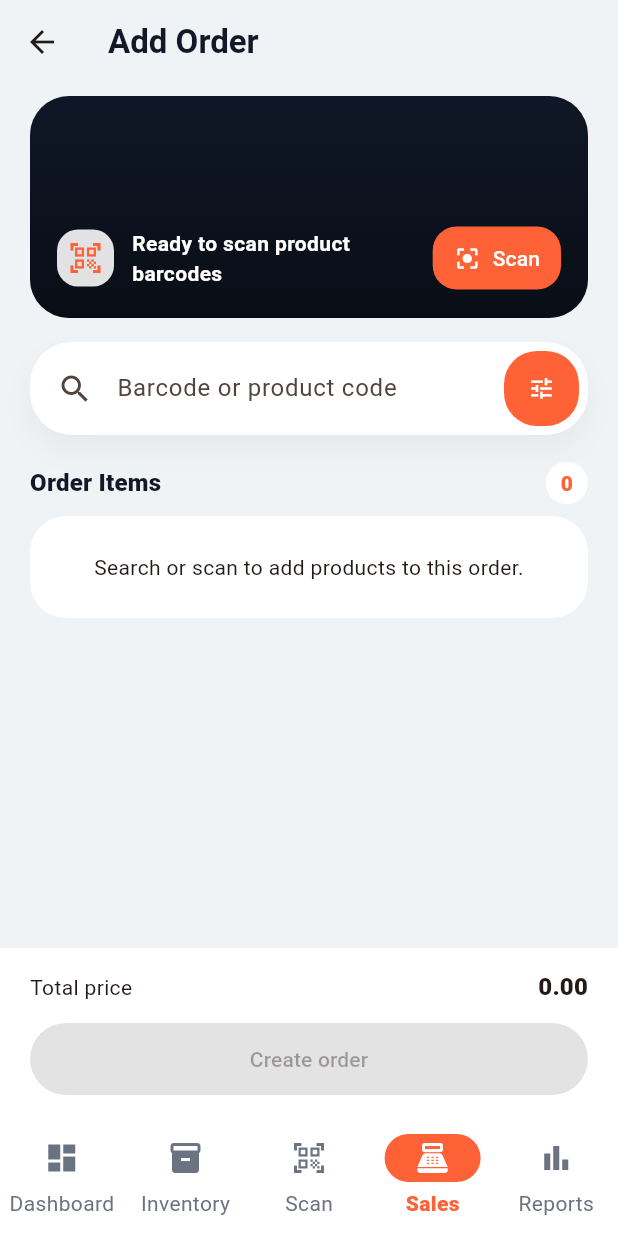
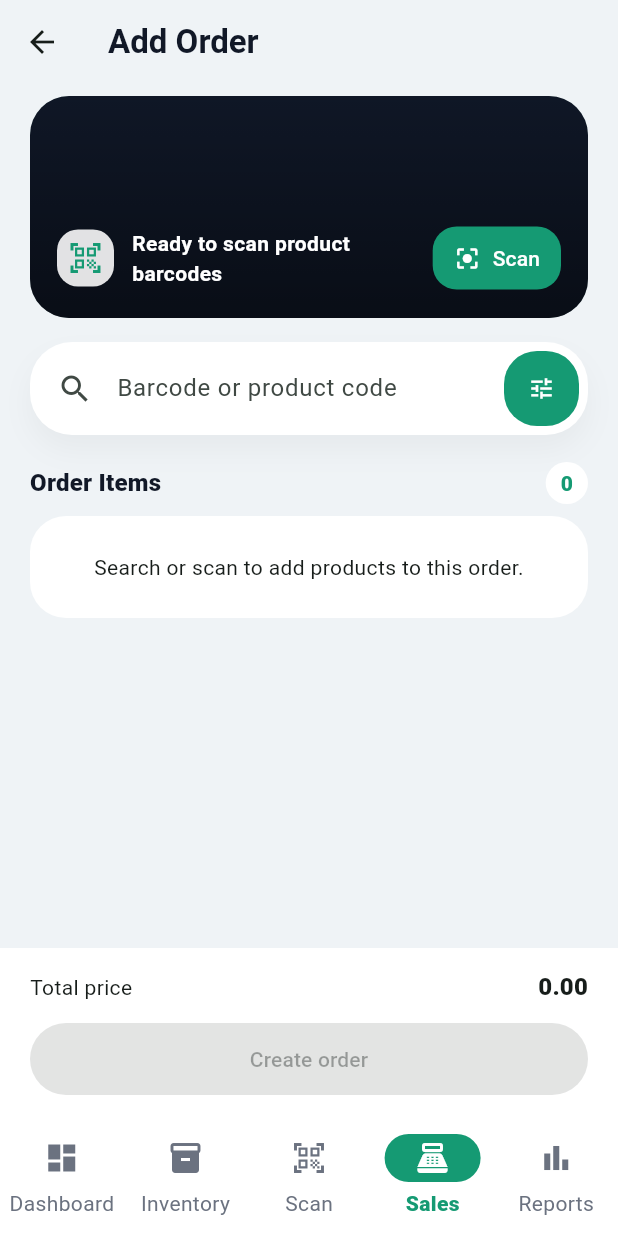
Before and after one commit to fejbron/stockmate, a Flutter app: the screen it shows after launch, item 4 of the bottom bar chosen, after a tap on "Record Sale", on a phone screen of 412 x 824 dp. Run offline on Flutter 3.47's test engine with Material 3 defaults, Android fonts, the phone set to English and light mode, and no system bars; our stand-ins replace barcode_widget, drift, drift_flutter, file_picker, flutter_riverpod, go_router and 2 more; missing offline and left inert: mobile_scanner, sqlite3; accounts and stored records are empty; generated files the repository leaves out were written again; project files that could hold a hidden picture were left out.

Commit message:
Rebrand assets to EziTally and switch accent to brand green
- Rename app icon/logo assets stockmate_* -> ezitally_* (artwork unchanged)
- Point flutter_launcher_icons at ezitally_icon_1024.png
- Update in-app image references (dashboard logo, checkout watermark)
- Replace orange accent (#FF6237) with brand green (#159A73) across the
  theme and checkout, including derived light/disabled tints
- Bump build number to 1.0.0+3 for the next TestFlight build

Co-Authored-By: Claude Opus 4.8 <noreply@anthropic.com>

```diff
--- a/stockmate/flutter_launcher_icons.yaml
+++ b/stockmate/flutter_launcher_icons.yaml
@@ -8,7 +8,7 @@
 # 3. Keep this file as flutter_launcher_icons.yaml and run the command above.
 
 flutter_launcher_icons:
-  image_path: "assets/icon/stockmate_icon_1024.png"
+  image_path: "assets/icon/ezitally_icon_1024.png"
 
   android: false
   ios: true
--- a/stockmate/lib/src/app.dart
+++ b/stockmate/lib/src/app.dart
@@ -16,8 +16,8 @@ class StockmateApp extends StatelessWidget {
   @override
   Widget build(BuildContext context) {
     final colorScheme = ColorScheme.fromSeed(
-      seedColor: const Color(0xFFFF6237),
-      primary: const Color(0xFFFF6237),
+      seedColor: const Color(0xFF159A73),
+      primary: const Color(0xFF159A73),
       secondary: const Color(0xFF16A34A),
       tertiary: const Color(0xFF2563EB),
       surface: const Color(0xFFEFF3F6),
@@ -60,7 +60,7 @@ class StockmateApp extends StatelessWidget {
           ),
           focusedBorder: OutlineInputBorder(
             borderRadius: BorderRadius.circular(18),
-            borderSide: const BorderSide(color: Color(0xFFFF6237), width: 1.5),
+            borderSide: const BorderSide(color: Color(0xFF159A73), width: 1.5),
           ),
         ),
         filledButtonTheme: FilledButtonThemeData(
@@ -92,7 +92,7 @@ class StockmateApp extends StatelessWidget {
           labelTextStyle: WidgetStateProperty.resolveWith((states) {
             if (states.contains(WidgetState.selected)) {
               return const TextStyle(
-                color: Color(0xFFFF6237),
+                color: Color(0xFF159A73),
                 fontWeight: FontWeight.w800,
               );
             }
--- a/stockmate/lib/src/checkout/checkout_screen.dart
+++ b/stockmate/lib/src/checkout/checkout_screen.dart
@@ -13,7 +13,7 @@ typedef CheckoutCodeDetected = void Function(String code);
 typedef CheckoutScannerBuilder =
     Widget Function(BuildContext context, CheckoutCodeDetected onCodeDetected);
 
-const _orderAccent = Color(0xFFFF6237);
+const _orderAccent = Color(0xFF159A73);
 const _orderBackground = Color(0xFFEFF3F6);
 const _orderText = Color(0xFF111827);
 
@@ -204,7 +204,7 @@ class _ScanHeader extends StatelessWidget {
             fit: StackFit.expand,
             children: [
               Image.asset(
-                'assets/icon/stockmate_icon_1024.png',
+                'assets/icon/ezitally_icon_1024.png',
                 fit: BoxFit.cover,
                 opacity: const AlwaysStoppedAnimation(0.16),
               ),
@@ -522,7 +522,7 @@ class _OrderLineTile extends ConsumerWidget {
             width: 54,
             height: 54,
             decoration: BoxDecoration(
-              color: const Color(0xFFFFF1EC),
+              color: const Color(0xFFE6F4EF),
               borderRadius: BorderRadius.circular(18),
             ),
             child: Icon(Icons.inventory_2, color: _orderAccent),
@@ -603,7 +603,7 @@ class _QuantityButton extends StatelessWidget {
         icon: Icon(icon, size: 18),
         style: IconButton.styleFrom(
           backgroundColor: _orderAccent,
-          disabledBackgroundColor: const Color(0xFFFFD4C8),
+          disabledBackgroundColor: const Color(0xFFA9D9CA),
           foregroundColor: Colors.white,
           shape: RoundedRectangleBorder(
             borderRadius: BorderRadius.circular(12),
--- a/stockmate/lib/src/dashboard/dashboard_screen.dart
+++ b/stockmate/lib/src/dashboard/dashboard_screen.dart
@@ -44,7 +44,7 @@ class _DashboardContent extends StatelessWidget {
             key: const Key('stockmateLogo'),
             width: 260,
             child: Image.asset(
-              'assets/icon/stockmate_logo_lockup.png',
+              'assets/icon/ezitally_logo_lockup.png',
               semanticLabel: 'EziTally logo',
               fit: BoxFit.contain,
             ),
--- a/stockmate/pubspec.yaml
+++ b/stockmate/pubspec.yaml
@@ -16,7 +16,7 @@ publish_to: 'none' # Remove this line if you wish to publish to pub.dev
 # https://developer.apple.com/library/archive/documentation/General/Reference/InfoPlistKeyReference/Articles/CoreFoundationKeys.html
 # In Windows, build-name is used as the major, minor, and patch parts
 # of the product and file versions while build-number is used as the build suffix.
-version: 1.0.0+1
+version: 1.0.0+3
 
 environment:
   sdk: ^3.10.8
```
Also changed, not shown: stockmate/assets/icon/ezitally_icon.svg (renamed from stockmate/assets/icon/stockmate_icon.svg), stockmate/assets/icon/ezitally_icon_1024.png (renamed from stockmate/assets/icon/stockmate_icon_1024.png), stockmate/assets/icon/ezitally_logo_lockup.png (added), stockmate/assets/icon/ezitally_logo_lockup.svg, stockmate/assets/icon/stockmate_logo_lockup.png (deleted).
